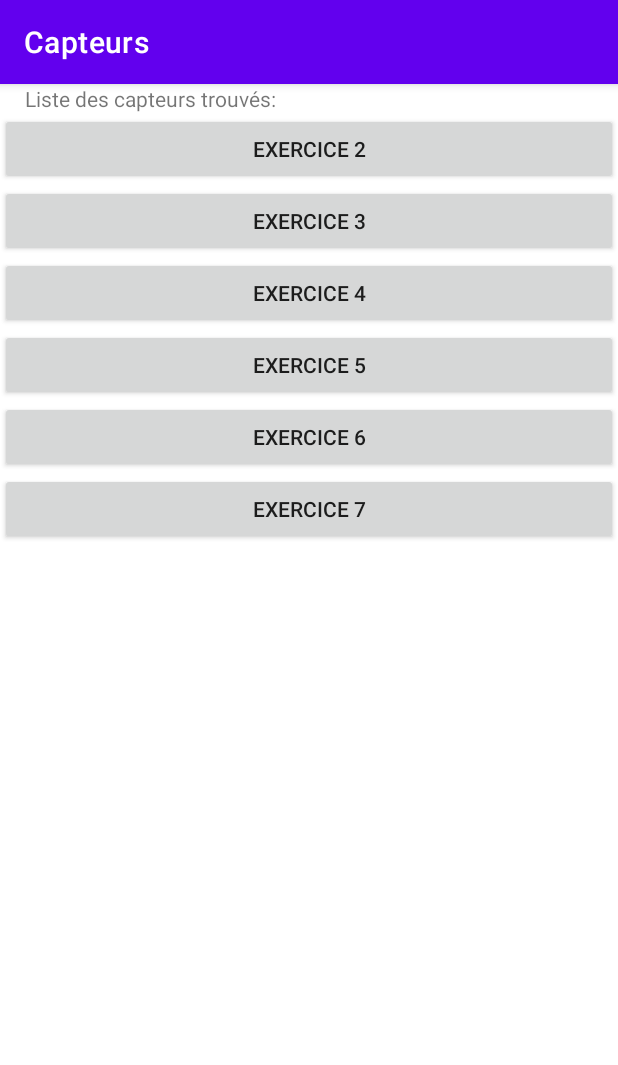
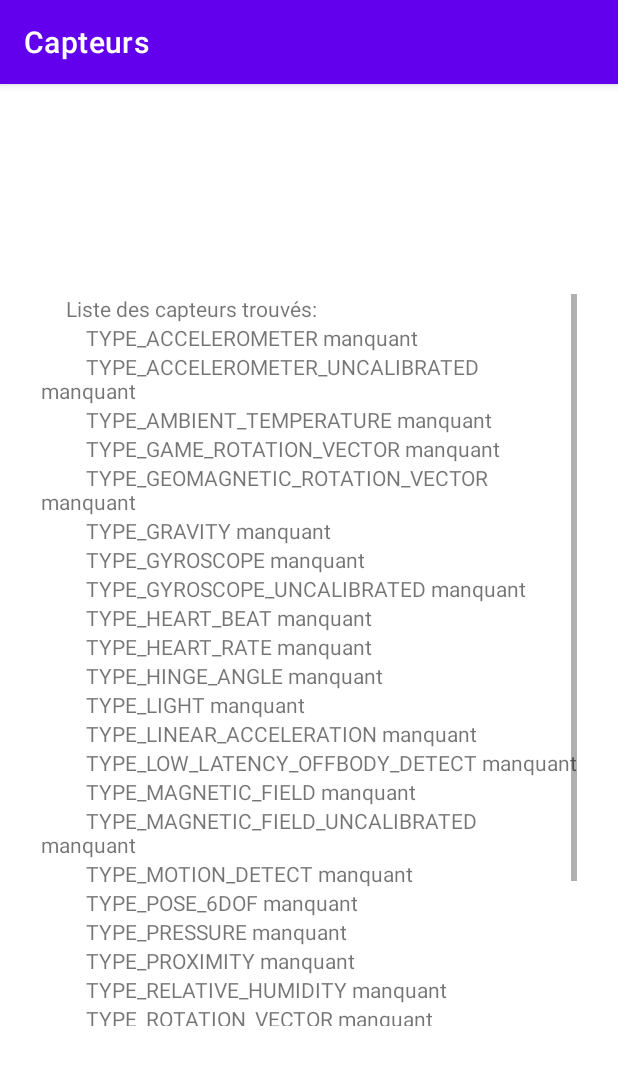
Before and after one commit to MartinSanchezIut/Master1-GL-S2, an Android app: the screen it shows after launch (MainActivity before the commit, Exo2 after it), after a tap on "EXERCICE 2", on a phone screen of 412 x 824 dp. Shown: the top 1065 px of the screen. Run offline under Robolectric (Android 15) with nearby library versions, the phone set to English and light mode, and no system bars.

Commit message:
avacement mobile

```diff
--- /dev/null
+++ b/HAI811-DevMobile/Capteurs/app/src/main/java/fr/sanchez/devmobile/capteurs/Exo2.java
@@ -0,0 +1,224 @@
+package fr.sanchez.devmobile.capteurs;
+
+import androidx.appcompat.app.AppCompatActivity;
+
+import android.content.Context;
+import android.hardware.Sensor;
+import android.hardware.SensorManager;
+import android.os.Bundle;
+import android.widget.LinearLayout;
+import android.widget.TextView;
+
+public class Exo2 extends AppCompatActivity {
+
+    private SensorManager mSensorManager;
+    LinearLayout linear;
+
+    @Override
+    protected void onCreate(Bundle savedInstanceState) {
+        super.onCreate(savedInstanceState);
+        setContentView(R.layout.activity_exo2);
+
+        linear = (LinearLayout) findViewById(R.id.linear) ;
+        int nbCapteur = 0;
+
+        mSensorManager = (SensorManager) getSystemService(Context.SENSOR_SERVICE);
+
+        TextView t = new TextView(this);
+        t.setText("     Liste des capteurs trouvés: ");
+        linear.addView(t);
+
+        if (mSensorManager.getDefaultSensor(Sensor.TYPE_ACCELEROMETER) == null){ //S'il n'y a pas de magnétomètre
+            nbCapteur++;
+            t = new TextView(this);
+            t.setText("         TYPE_ACCELEROMETER manquant");
+            linear.addView(t);
+        }
+
+        if (mSensorManager.getDefaultSensor(Sensor.TYPE_ACCELEROMETER_UNCALIBRATED) == null){ //S'il n'y a pas de magnétomètre
+            nbCapteur++;
+            t = new TextView(this);
+            t.setText("         TYPE_ACCELEROMETER_UNCALIBRATED manquant");
+            linear.addView(t);
+        }
+
+        if (mSensorManager.getDefaultSensor(Sensor.TYPE_AMBIENT_TEMPERATURE) == null){ //S'il n'y a pas de magnétomètre
+            nbCapteur++;
+            t = new TextView(this);
+            t.setText("         TYPE_AMBIENT_TEMPERATURE manquant");
+            linear.addView(t);
+        }
+
+        if (mSensorManager.getDefaultSensor(Sensor.TYPE_GAME_ROTATION_VECTOR) == null){ //S'il n'y a pas de magnétomètre
+            nbCapteur++;
+            t = new TextView(this);
+            t.setText("         TYPE_GAME_ROTATION_VECTOR manquant");
+            linear.addView(t);
+        }
+
+        if (mSensorManager.getDefaultSensor(Sensor.TYPE_GEOMAGNETIC_ROTATION_VECTOR) == null){ //S'il n'y a pas de magnétomètre
+            nbCapteur++;
+            t = new TextView(this);
+            t.setText("         TYPE_GEOMAGNETIC_ROTATION_VECTOR manquant");
+            linear.addView(t);
+        }
+
+        if (mSensorManager.getDefaultSensor(Sensor.TYPE_GRAVITY) == null){ //S'il n'y a pas de magnétomètre
+            nbCapteur++;
+            t = new TextView(this);
+            t.setText("         TYPE_GRAVITY manquant");
+            linear.addView(t);
+        }
+
+        if (mSensorManager.getDefaultSensor(Sensor.TYPE_GYROSCOPE) == null){ //S'il n'y a pas de magnétomètre
+            nbCapteur++;
+            t = new TextView(this);
+            t.setText("         TYPE_GYROSCOPE manquant");
+            linear.addView(t);
+        }
+
+        if (mSensorManager.getDefaultSensor(Sensor.TYPE_GYROSCOPE_UNCALIBRATED) == null){ //S'il n'y a pas de magnétomètre
+            nbCapteur++;
+            t = new TextView(this);
+            t.setText("         TYPE_GYROSCOPE_UNCALIBRATED manquant");
+            linear.addView(t);
+        }
+
+        if (mSensorManager.getDefaultSensor(Sensor.TYPE_HEART_BEAT) == null){ //S'il n'y a pas de magnétomètre
+            nbCapteur++;
+            t = new TextView(this);
+            t.setText("         TYPE_HEART_BEAT manquant");
+            linear.addView(t);
+        }
+
+        if (mSensorManager.getDefaultSensor(Sensor.TYPE_HEART_RATE) == null){ //S'il n'y a pas de magnétomètre
+            nbCapteur++;
+            t = new TextView(this);
+            t.setText("         TYPE_HEART_RATE manquant");
+            linear.addView(t);
+        }
+
+        if (mSensorManager.getDefaultSensor(Sensor.TYPE_HINGE_ANGLE) == null){ //S'il n'y a pas de magnétomètre
+            nbCapteur++;
+            t = new TextView(this);
+            t.setText("         TYPE_HINGE_ANGLE manquant");
+            linear.addView(t);
+        }
+
+        if (mSensorManager.getDefaultSensor(Sensor.TYPE_LIGHT) == null){ //S'il n'y a pas de magnétomètre
+            nbCapteur++;
+            t = new TextView(this);
+            t.setText("         TYPE_LIGHT manquant");
+            linear.addView(t);
+        }
+
+        if (mSensorManager.getDefaultSensor(Sensor.TYPE_LINEAR_ACCELERATION) == null){ //S'il n'y a pas de magnétomètre
+            nbCapteur++;
+            t = new TextView(this);
+            t.setText("         TYPE_LINEAR_ACCELERATION manquant");
+            linear.addView(t);
+        }
+
+        if (mSensorManager.getDefaultSensor(Sensor.TYPE_LOW_LATENCY_OFFBODY_DETECT) == null){ //S'il n'y a pas de magnétomètre
+            nbCapteur++;
+            t = new TextView(this);
+            t.setText("         TYPE_LOW_LATENCY_OFFBODY_DETECT manquant");
+            linear.addView(t);
+        }
+
+        if (mSensorManager.getDefaultSensor(Sensor.TYPE_MAGNETIC_FIELD) == null){ //S'il n'y a pas de magnétomètre
+            nbCapteur++;
+            t = new TextView(this);
+            t.setText("         TYPE_MAGNETIC_FIELD manquant");
+            linear.addView(t);
+        }
+
+        if (mSensorManager.getDefaultSensor(Sensor.TYPE_MAGNETIC_FIELD_UNCALIBRATED) == null){ //S'il n'y a pas de magnétomètre
+            nbCapteur++;
+            t = new TextView(this);
+            t.setText("         TYPE_MAGNETIC_FIELD_UNCALIBRATED manquant");
+            linear.addView(t);
+        }
+
+        if (mSensorManager.getDefaultSensor(Sensor.TYPE_MOTION_DETECT) == null){ //S'il n'y a pas de magnétomètre
+            nbCapteur++;
+            t = new TextView(this);
+            t.setText("         TYPE_MOTION_DETECT manquant");
+            linear.addView(t);
+        }
+
+        if (mSensorManager.getDefaultSensor(Sensor.TYPE_POSE_6DOF) == null){ //S'il n'y a pas de magnétomètre
+            nbCapteur++;
+            t = new TextView(this);
+            t.setText("         TYPE_POSE_6DOF manquant");
+            linear.addView(t);
+        }
+
+        if (mSensorManager.getDefaultSensor(Sensor.TYPE_PRESSURE) == null){ //S'il n'y a pas de magnétomètre
+            nbCapteur++;
+            t = new TextView(this);
+            t.setText("         TYPE_PRESSURE manquant");
+            linear.addView(t);
+        }
+
+        if (mSensorManager.getDefaultSensor(Sensor.TYPE_PROXIMITY) == null){ //S'il n'y a pas de magnétomètre
+            nbCapteur++;
+            t = new TextView(this);
+            t.setText("         TYPE_PROXIMITY manquant");
+            linear.addView(t);
+        }
+
+        if (mSensorManager.getDefaultSensor(Sensor.TYPE_RELATIVE_HUMIDITY) == null){ //S'il n'y a pas de magnétomètre
+            nbCapteur++;
+            t = new TextView(this);
+            t.setText("         TYPE_RELATIVE_HUMIDITY manquant");
+            linear.addView(t);
+        }
+
+        if (mSensorManager.getDefaultSensor(Sensor.TYPE_ROTATION_VECTOR) == null){ //S'il n'y a pas de magnétomètre
+            nbCapteur++;
+            t = new TextView(this);
+            t.setText("         TYPE_ROTATION_VECTOR manquant");
+            linear.addView(t);
+        }
+
+        if (mSensorManager.getDefaultSensor(Sensor.TYPE_SIGNIFICANT_MOTION) == null){ //S'il n'y a pas de magnétomètre
+            nbCapteur++;
+            t = new TextView(this);
+            t.setText("         TYPE_SIGNIFICANT_MOTION manquant");
+            linear.addView(t);
+        }
+        if (mSensorManager.getDefaultSensor(Sensor.TYPE_STATIONARY_DETECT) == null){ //S'il n'y a pas de magnétomètre
+            nbCapteur++;
+            t = new TextView(this);
+            t.setText("         TYPE_STATIONARY_DETECT manquant");
+            linear.addView(t);
+        }
+
+        if (mSensorManager.getDefaultSensor(Sensor.TYPE_STEP_COUNTER) == null){ //S'il n'y a pas de magnétomètre
+            nbCapteur++;
+            t = new TextView(this);
+            t.setText("         TYPE_STEP_COUNTER manquant");
+            linear.addView(t);
+        }
+
+        if (mSensorManager.getDefaultSensor(Sensor.TYPE_STEP_DETECTOR) == null){ //S'il n'y a pas de magnétomètre
+            nbCapteur++;
+            t = new TextView(this);
+            t.setText("         TYPE_STEP_DETECTOR manquant");
+            linear.addView(t);
+        }
+
+        if (mSensorManager.getDefaultSensor(Sensor.TYPE_AMBIENT_TEMPERATURE) == null){ //S'il n'y a pas de magnétomètre
+            nbCapteur++;
+            t = new TextView(this);
+            t.setText("         TYPE_AMBIENT_TEMPERATURE manquant");
+            linear.addView(t);
+        }
+
+
+        t = new TextView(this);
+        t.setText("Total : " + nbCapteur);
+        linear.addView(t);
+    }
+}
--- a/HAI811-DevMobile/Capteurs/app/src/main/java/fr/sanchez/devmobile/capteurs/MainActivity.java
+++ b/HAI811-DevMobile/Capteurs/app/src/main/java/fr/sanchez/devmobile/capteurs/MainActivity.java
@@ -16,28 +16,26 @@ import java.util.List;
 
 public class MainActivity extends AppCompatActivity {
 
-    private SensorManager mSensorManager;
+
     LinearLayout linear;
 
     @Override
     protected void onCreate(Bundle savedInstanceState) {
         super.onCreate(savedInstanceState);
-
-
-        mSensorManager = (SensorManager) getSystemService(Context.SENSOR_SERVICE);
-
-        List<Sensor> sensorsList = mSensorManager.getSensorList(Sensor.TYPE_ALL);
         linear = new LinearLayout(this);
         linear.setOrientation(LinearLayout.VERTICAL);
 
-        TextView t = new TextView(this);
-        t.setText("     Liste des capteurs trouvés: ");
-        linear.addView(t);
-        for (Sensor s: sensorsList) {
-            t = new TextView(this);
-            t.setText("         " + s.getType() + " " + s.getName());
-            linear.addView(t);
-        }
+        // ----------------------------------------------------------------
+
+        Button bEx1 = new Button(this);
+        bEx1.setText("Exercice 1");
+        bEx1.setOnClickListener(new View.OnClickListener() {
+            @Override
+            public void onClick(View view) {
+                Intent i = new Intent(getApplicationContext(), Exo1.class);
+                startActivity(i);            }
+        });
+        linear.addView(bEx1);
 
         // ----------------------------------------------------------------
 
@@ -46,7 +44,8 @@ public class MainActivity extends AppCompatActivity {
         bEx2.setOnClickListener(new View.OnClickListener() {
             @Override
             public void onClick(View view) {
-                // Intent vers l'ex 2
+                Intent i = new Intent(getApplicationContext(), Exo2.class);
+                startActivity(i);
             }
         });
         linear.addView(bEx2);
@@ -71,8 +70,8 @@ public class MainActivity extends AppCompatActivity {
         bEx4.setOnClickListener(new View.OnClickListener() {
             @Override
             public void onClick(View view) {
-                // Intent vers l'ex 4
-            }
+                Intent i = new Intent(getApplicationContext(), Exo4.class);
+                startActivity(i);            }
         });
         linear.addView(bEx4);
 
@@ -95,7 +94,8 @@ public class MainActivity extends AppCompatActivity {
         bEx6.setOnClickListener(new View.OnClickListener() {
             @Override
             public void onClick(View view) {
-                // Intent vers l'ex 6
+                Intent i = new Intent(getApplicationContext(), Exo6.class);
+                startActivity(i);
             }
         });
         linear.addView(bEx6);
--- /dev/null
+++ b/HAI811-DevMobile/Capteurs/app/src/main/res/layout/activity_exo2.xml
@@ -0,0 +1,24 @@
+<?xml version="1.0" encoding="utf-8"?>
+<androidx.constraintlayout.widget.ConstraintLayout xmlns:android="http://schemas.android.com/apk/res/android"
+    xmlns:app="http://schemas.android.com/apk/res-auto"
+    xmlns:tools="http://schemas.android.com/tools"
+    android:layout_width="match_parent"
+    android:layout_height="match_parent"
+    tools:context=".Exo2">
+
+    <ScrollView
+        android:layout_width="357dp"
+        android:layout_height="488dp"
+        android:contentDescription="@string/app_name"
+        app:layout_constraintBottom_toBottomOf="parent"
+        app:layout_constraintEnd_toEndOf="parent"
+        app:layout_constraintStart_toStartOf="parent"
+        app:layout_constraintTop_toTopOf="parent">
+
+        <LinearLayout
+            android:id="@+id/linear"
+            android:layout_width="match_parent"
+            android:layout_height="wrap_content"
+            android:orientation="vertical" />
+    </ScrollView>
+</androidx.constraintlayout.widget.ConstraintLayout>
```
Also changed, not shown: HAI811-DevMobile/Capteurs/app/src/main/AndroidManifest.xml (+19 -0 lines), HAI811-DevMobile/Capteurs/app/src/main/java/fr/sanchez/devmobile/capteurs/Exo1.java (added, +38 -0 lines), HAI811-DevMobile/Capteurs/app/src/main/java/fr/sanchez/devmobile/capteurs/Exo4.java (added, +109 -0 lines), HAI811-DevMobile/Capteurs/app/src/main/java/fr/sanchez/devmobile/capteurs/Exo6.java (added, +70 -0 lines), HAI811-DevMobile/Capteurs/app/src/main/java/fr/sanchez/devmobile/capteurs/Exo7.java (added, +55 -0 lines), HAI811-DevMobile/Capteurs/app/src/main/res/layout/activity_ex1.xml (added, +24 -0 lines), HAI811-DevMobile/Capteurs/app/src/main/res/layout/activity_exo4.xml (added, +29 -0 lines), HAI811-DevMobile/Capteurs/app/src/main/res/layout/activity_exo6.xml (added, +19 -0 lines), HAI811-DevMobile/Capteurs/app/src/main/res/layout/activity_exo7.xml (added, +56 -0 lines).
